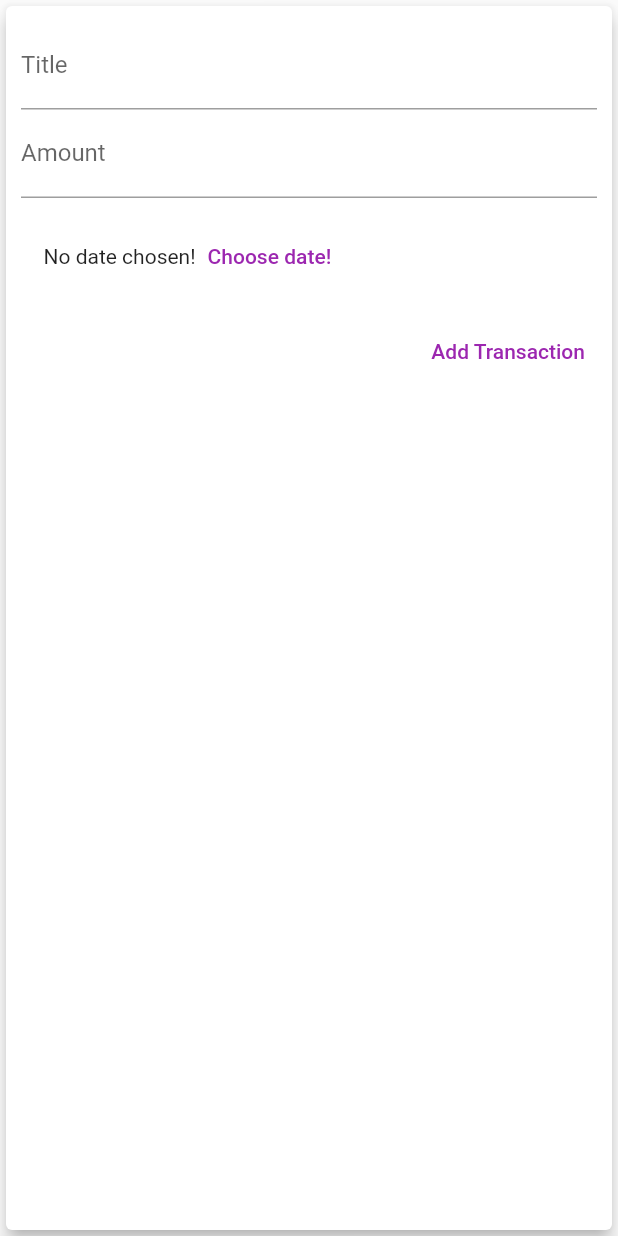
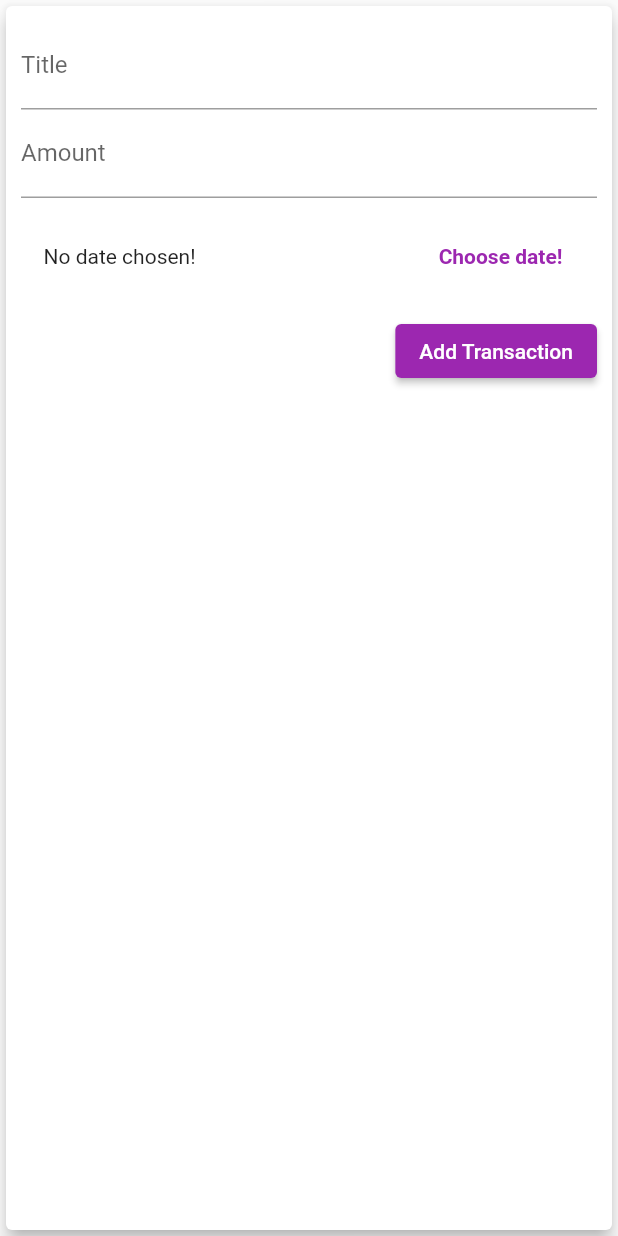
Before and after one commit to kishanSindhi/expense_tracker, a Flutter app: the NewTransaction widget shown alone on an empty page, opened directly with empty values, after a tap on "Add Transaction", on a phone screen of 412 x 824 dp. Run offline on Flutter 3.47's test engine with Material 2 defaults, Android fonts, the phone set to English and light mode, and no system bars.

Commit message:
Added Remove button and date function enabled

```diff
--- a/lib/widgets/new_transaction.dart
+++ b/lib/widgets/new_transaction.dart
@@ -1,7 +1,8 @@
 import 'package:flutter/material.dart';
+import 'package:intl/intl.dart';
 
 class NewTransaction extends StatefulWidget {
-  final Function(String, double) addTx;
+  final Function(String, double, DateTime) addTx;
 
   NewTransaction(this.addTx);
 
@@ -10,22 +11,43 @@ class NewTransaction extends StatefulWidget {
 }
 
 class _NewTransactionState extends State<NewTransaction> {
-  final titleController = TextEditingController();
+  final _titleController = TextEditingController();
+  final _amountController = TextEditingController();
+  DateTime? _selectedDate;
 
-  final amountController = TextEditingController();
+  void _submitData() {
+    if (_amountController.text.isEmpty) {
+      return;
+    }
+    final enteredTitle = _titleController.text;
+    final enteredAmount = double.parse(_amountController.text);
 
-  void submitData() {
-    final enteredTitle = titleController.text;
-    final enteredAmount = double.parse(amountController.text);
-
-    if (enteredTitle.isEmpty || enteredAmount <= 0) {
+    if (enteredTitle.isEmpty || enteredAmount <= 0 || _selectedDate == null) {
       return;
     }
     widget.addTx(
       enteredTitle,
       enteredAmount,
+      _selectedDate!,
     );
     Navigator.of(context).pop();
+  }
+
+  void _presentDatePicker() {
+    showDatePicker(
+      context: context,
+      initialDate: DateTime.now(),
+      firstDate: DateTime(2021, 1, 1),
+      lastDate: DateTime.now(),
+    ).then((pickedDate) {
+      if (pickedDate == null) {
+        return;
+      } else {
+        setState(() {
+          _selectedDate = pickedDate;
+        });
+      }
+    });
   }
 
   @override
@@ -39,31 +61,35 @@ class _NewTransactionState extends State<NewTransaction> {
           children: [
             TextField(
               decoration: InputDecoration(labelText: "Title"),
-              controller: titleController,
+              controller: _titleController,
             ),
             TextField(
               decoration: InputDecoration(labelText: "Amount"),
-              controller: amountController,
+              controller: _amountController,
               keyboardType: TextInputType.number,
-              onSubmitted: (_) => submitData(),
+              onSubmitted: (_) => _submitData(),
             ),
             Padding(
               padding: const EdgeInsets.all(15.0),
               child: Row(
+                mainAxisAlignment: MainAxisAlignment.spaceBetween,
                 children: [
-                  Text("No date chosen!"),
-                  TextButton(onPressed: () {}, child: Text("Choose date!"))
+                  Text(_selectedDate == null
+                      ? "No date chosen!"
+                      : "Picked date : ${DateFormat.yMd().format(_selectedDate!)}"),
+                  TextButton(
+                    onPressed: _presentDatePicker,
+                    child: Text(
+                      "Choose date!",
+                      style: TextStyle(fontWeight: FontWeight.bold),
+                    ),
+                  )
                 ],
               ),
             ),
-            TextButton(
-              onPressed: submitData,
-              child: Text(
-                "Add Transaction",
-                style: TextStyle(
-                  color: Theme.of(context).primaryColor,
-                ),
-              ),
+            ElevatedButton(
+              onPressed: _submitData,
+              child: Text("Add Transaction"),
             )
           ],
         ),
```
Also changed, not shown: lib/main.dart (+12 -3 lines), lib/widgets/transaction_list.dart (+11 -2 lines).
